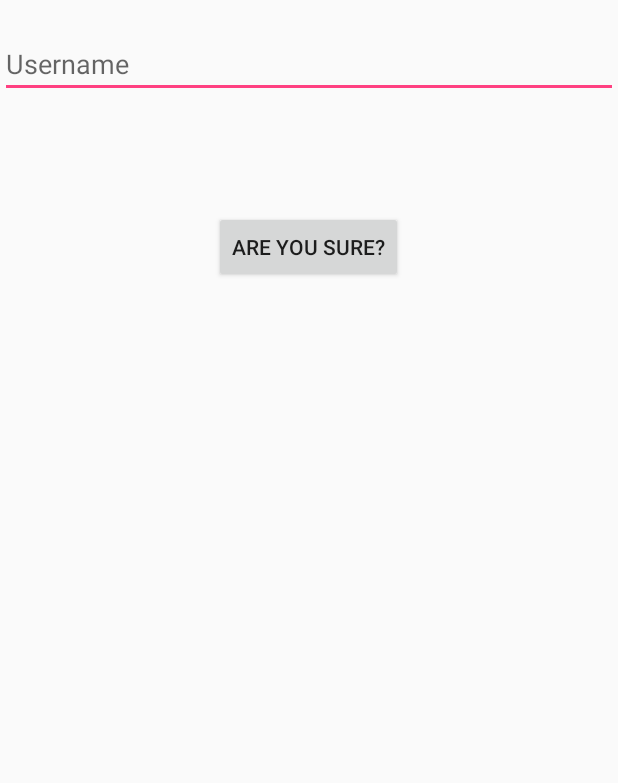
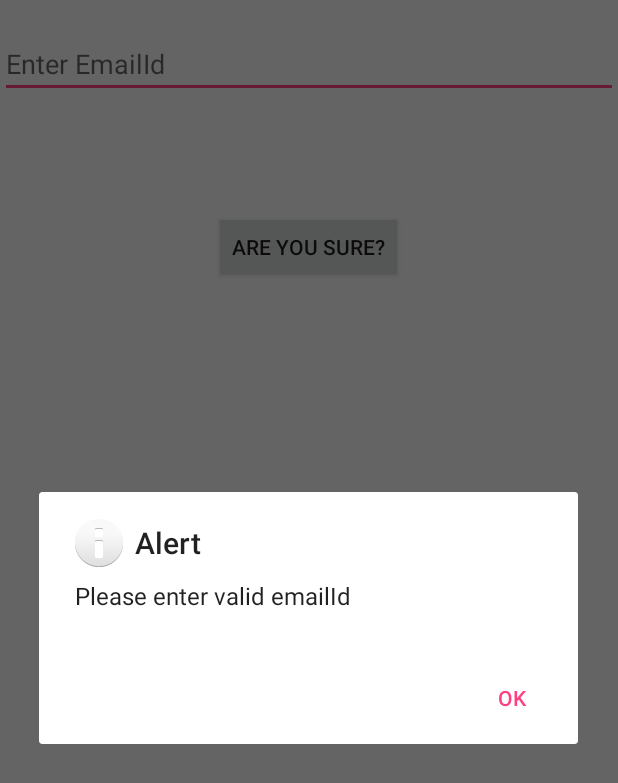
Before and after one commit to pradeepgudipati/mbaas_android_test, an Android app: the UsersRemove screen opened directly, with no data from a screen before it, after a tap on "ARE YOU SURE?", on a phone screen of 412 x 824 dp. Shown: the top 783 px of the screen. Run offline under Robolectric (Android 15) with nearby library versions, the phone set to English and light mode, and no system bars.

Commit message:
Email validation check and input parameter change for Remove user

```diff
--- a/app/src/main/java/com/example/axway/mbaas/users/UsersRemove.java
+++ b/app/src/main/java/com/example/axway/mbaas/users/UsersRemove.java
@@ -60,22 +60,34 @@ public class UsersRemove extends Activity {
         button1.setOnClickListener(new View.OnClickListener() {
             @Override
             public void onClick(View v) {
-                if (usernameField.getText().toString().isEmpty()) {
-                    usernameField.requestFocus();
-
-                } else {
+                if (isValidEmail(usernameField.getText().toString()))
+                {
                     try {
-                        postbody.put("username", usernameField.getText().toString());
+                        postbody.put("email", usernameField.getText().toString());
                     } catch (JSONException e) {
                         e.printStackTrace();
                     }
                     submitForm();
+                } else  {
+                    usernameField.requestFocus();
+                    new AlertDialog.Builder(currentActivity)
+                            .setTitle("Alert").setMessage("Please enter valid emailId")
+                            .setPositiveButton(android.R.string.ok, null)
+                            .setIcon(android.R.drawable.ic_dialog_info)
+                            .show();
                 }
+
             }
         });
 
     }
-
+    public final static boolean isValidEmail(CharSequence target) {
+        if (target == null) {
+            return false;
+        } else {
+            return android.util.Patterns.EMAIL_ADDRESS.matcher(target).matches();
+        }
+    }
     @Override
     protected void onDestroy() {
         currentActivity = null;
--- a/app/src/main/res/layout/users_remove.xml
+++ b/app/src/main/res/layout/users_remove.xml
@@ -12,7 +12,7 @@
         android:layout_alignParentTop="true"
         android:layout_marginTop="20dp"
         android:ems="10"
-        android:hint="Username"
+        android:hint="Enter EmailId"
         android:inputType="text">
 
         <requestFocus />
```
